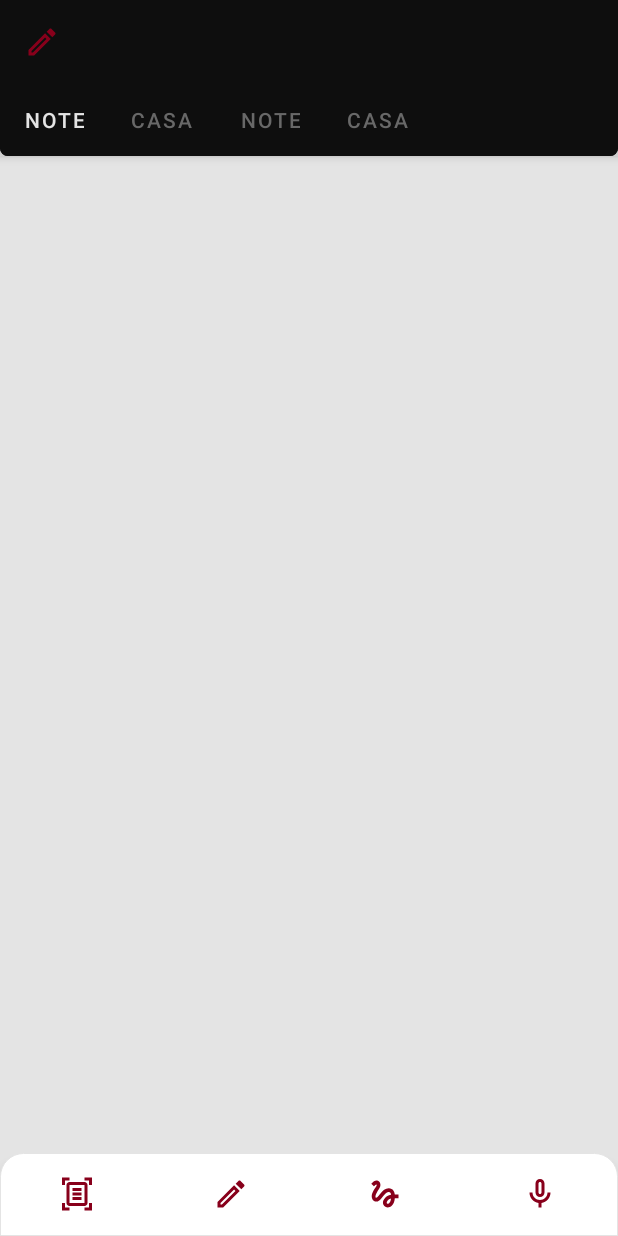
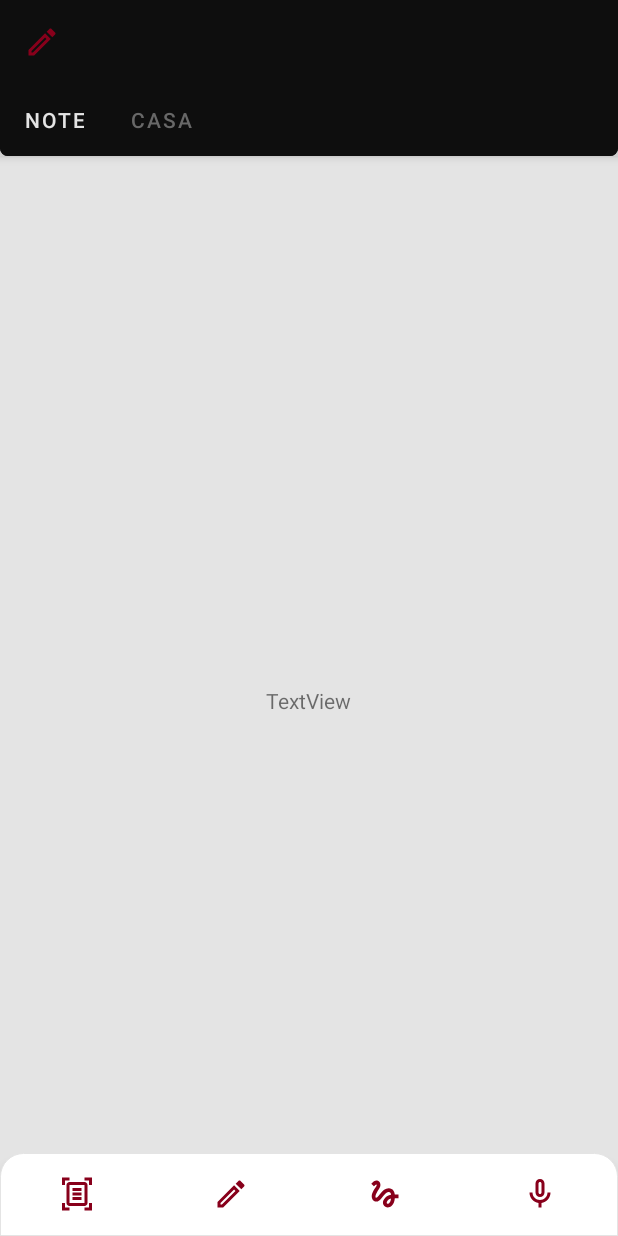
Before and after one commit to oliverMat/Note, an Android app: the screen it shows after launch (CategoriaActivity), on a phone screen of 412 x 824 dp. Run offline under Robolectric (Android 15) with nearby library versions, the phone set to English and light mode, and no system bars; our stand-ins replace Room's generated code.

Commit message:
adcionado "fragmente_note"

```diff
--- a/app/src/main/java/br/oliver/mark4/view/CategoriaActivity.kt
+++ b/app/src/main/java/br/oliver/mark4/view/CategoriaActivity.kt
@@ -5,7 +5,6 @@ import androidx.activity.viewModels
 import androidx.appcompat.app.AppCompatActivity
 import androidx.lifecycle.observe
 import androidx.viewpager2.widget.ViewPager2.OnPageChangeCallback
-import br.oliver.mark4.data.model.Categoria
 import br.oliver.mark4.databinding.ActivityCategoriaBinding
 import br.oliver.mark4.view.adapter.CategoriaFragmentAdapter
 import br.oliver.mark4.viewModel.CategoriaApplication
@@ -17,8 +16,6 @@ import com.google.android.material.tabs.TabLayout.OnTabSelectedListener
 class CategoriaActivity : AppCompatActivity() {
 
     private lateinit var binding: ActivityCategoriaBinding
-    private var listTasks: List<Categoria> = ArrayList()
-
 
     private val categoriaViewModel: CategoriaViewModel by viewModels {
         CategoriaViewModelFactory((application as CategoriaApplication).repository)
@@ -30,19 +27,20 @@ class CategoriaActivity : AppCompatActivity() {
         val view = binding.root
         setContentView(view)
 
+        val adapter = CategoriaFragmentAdapter(supportFragmentManager, lifecycle)
 
         categoriaViewModel.allCategory.observe(owner = this) { categorias ->
-            categorias.forEach() {  binding.tabLayout.addTab(binding.tabLayout.newTab().setText(it.nome))
-                listTasks = listOf(it)
+            categorias.forEach() {
+                adapter.addFragment(it)
+                binding.tabLayout.addTab(binding.tabLayout.newTab().setText(it.nome))
             }
         }
-        val adapter = CategoriaFragmentAdapter(supportFragmentManager, lifecycle, listTasks)
+
         binding.viewPager2.adapter = adapter
 
         binding.tabLayout.addOnTabSelectedListener(object : OnTabSelectedListener {
             override fun onTabSelected(tab: TabLayout.Tab) {
                 binding.viewPager2.currentItem = tab.position
-                //nomeTable = tab.text.toString()
             }
 
             override fun onTabUnselected(tab: TabLayout.Tab) {}
--- a/app/src/main/java/br/oliver/mark4/view/NotaFragment.kt
+++ b/app/src/main/java/br/oliver/mark4/view/NotaFragment.kt
@@ -4,9 +4,8 @@ import android.os.Bundle
 import android.view.LayoutInflater
 import android.view.View
 import android.view.ViewGroup
-import android.widget.ImageView
 import androidx.fragment.app.Fragment
-import java.util.*
+import br.oliver.mark4.R
 
 class NotaFragment : Fragment() {
 
@@ -17,18 +16,13 @@ class NotaFragment : Fragment() {
         }
     }
 
-    override fun onCreateView(
-        inflater: LayoutInflater,
-        container: ViewGroup?,
-        savedInstanceState: Bundle?
-    ): View? {
+    override fun onCreateView(inflater: LayoutInflater, container: ViewGroup?, savedInstanceState: Bundle?): View? {
 
         // Inflate the layout for this fragment
-        //view = inflater.inflate(R.layout.fragment_first, container, false)
         //recyclerTarefas = view!!.findViewById(R.id.recyclerTarefas)
         //iv_iconVazio = view!!.findViewById(R.id.iv_iconVazio)
         //listar()
-        return view
+        return inflater.inflate(R.layout.fragment_note, container, false)
     }
 
     override fun onResume() {
--- a/app/src/main/java/br/oliver/mark4/view/adapter/CategoriaFragmentAdapter.kt
+++ b/app/src/main/java/br/oliver/mark4/view/adapter/CategoriaFragmentAdapter.kt
@@ -7,15 +7,19 @@ import androidx.viewpager2.adapter.FragmentStateAdapter
 import br.oliver.mark4.data.model.Categoria
 import br.oliver.mark4.view.NotaFragment
 
-class CategoriaFragmentAdapter(fragmentManager: FragmentManager, lifecycle: Lifecycle, private val table: List<Categoria>) : FragmentStateAdapter(fragmentManager, lifecycle) {
+class CategoriaFragmentAdapter(fragmentManager: FragmentManager, lifecycle: Lifecycle) : FragmentStateAdapter(fragmentManager, lifecycle) {
+
+    private val table: MutableList<Categoria> = ArrayList()
 
     override fun createFragment(position: Int): Fragment {
         val listTable: Categoria = table[position]
         return NotaFragment.newInstance(listTable.nome)
     }
 
-    override fun getItemCount(): Int {
-        return table.size
+    override fun getItemCount(): Int = table.size
+
+    fun addFragment(categoria: Categoria) {
+        table.add(categoria)
     }
 
 }
--- /dev/null
+++ b/app/src/main/res/layout/fragment_note.xml
@@ -0,0 +1,16 @@
+<?xml version="1.0" encoding="utf-8"?>
+<FrameLayout xmlns:android="http://schemas.android.com/apk/res/android"
+    xmlns:tools="http://schemas.android.com/tools"
+    android:layout_width="match_parent"
+    android:layout_height="match_parent"
+    tools:context=".view.CategoriaActivity">
+
+    <!-- TODO: Update blank fragment layout -->
+
+    <TextView
+        android:id="@+id/textView"
+        android:layout_width="wrap_content"
+        android:layout_height="wrap_content"
+        android:layout_gravity="center"
+        android:text="TextView" />
+</FrameLayout>
```
